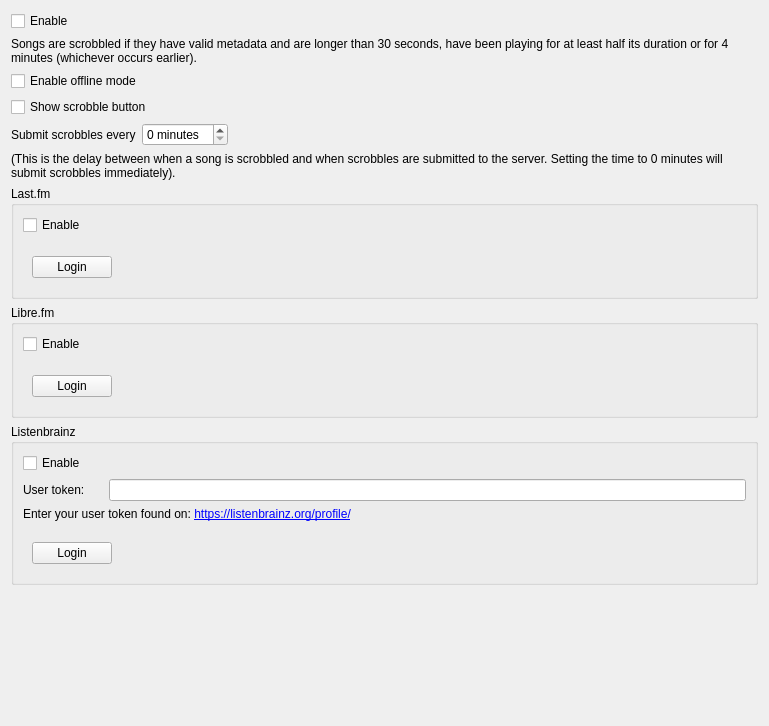
First picture: the form in src/settings/scrobblersettingspage.ui, repository strawberrymusicplayer/strawberry, before the edit.
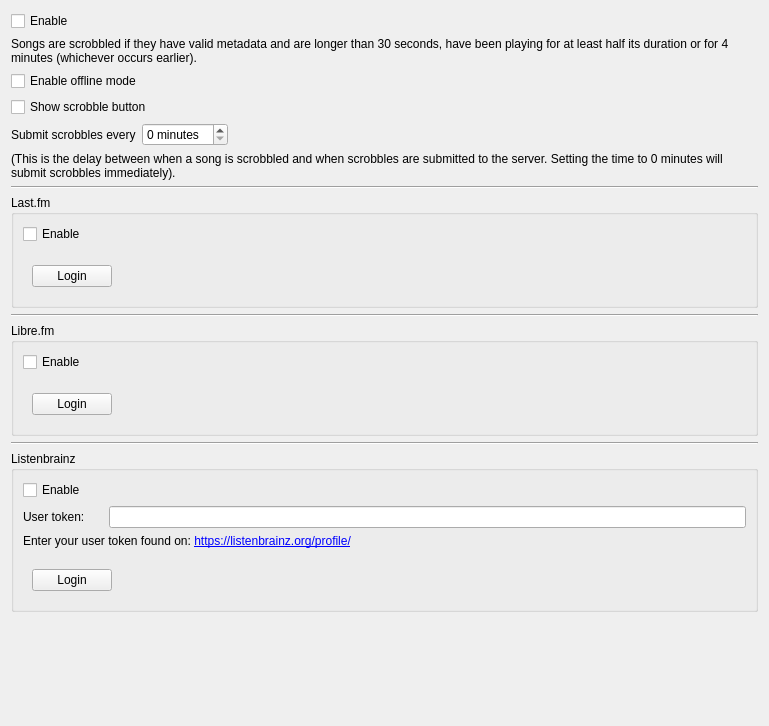
Second picture: the form after the edit. Custom widgets are drawn as their Qt base class.

Commit message: Add some lines to scrobbler settings

Diff of the .ui file:
```diff
--- a/src/settings/scrobblersettingspage.ui
+++ b/src/settings/scrobblersettingspage.ui
@@ -95,6 +95,13 @@
      </property>
     </widget>
    </item>
+   <item>
+    <widget class="Line" name="line_1">
+     <property name="orientation">
+      <enum>Qt::Horizontal</enum>
+     </property>
+    </widget>
+   </item>
    <item>
     <widget class="QGroupBox" name="groupbox_lastfm">
      <property name="title">
@@ -144,6 +151,13 @@
      </layout>
     </widget>
    </item>
+   <item>
+    <widget class="Line" name="line_2">
+     <property name="orientation">
+      <enum>Qt::Horizontal</enum>
+     </property>
+    </widget>
+   </item>
    <item>
     <widget class="QGroupBox" name="groupbox_librefm">
      <property name="title">
@@ -193,6 +207,13 @@
      </layout>
     </widget>
    </item>
+   <item>
+    <widget class="Line" name="line_3">
+     <property name="orientation">
+      <enum>Qt::Horizontal</enum>
+     </property>
+    </widget>
+   </item>
    <item>
     <widget class="QGroupBox" name="groupbox_listenbrainz">
      <property name="title">
```
